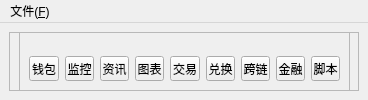
Qt form src/Tengu.ui (to1dev/tengu) before a commit.
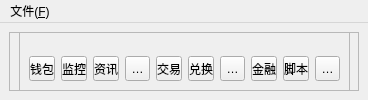
The same form after that commit. Icons and pictures are not drawn.

Commit message: ai button and res

```diff
--- a/src/Tengu.ui
+++ b/src/Tengu.ui
@@ -222,6 +222,26 @@
           </property>
          </widget>
         </item>
+        <item>
+         <widget class="QToolButton" name="ButtonAI">
+          <property name="text">
+           <string>智能</string>
+          </property>
+          <property name="icon">
+           <iconset resource="res/Images.qrc">
+            <normaloff>:/Buttons/ai.svg</normaloff>:/Buttons/ai.svg</iconset>
+          </property>
+          <property name="iconSize">
+           <size>
+            <width>32</width>
+            <height>32</height>
+           </size>
+          </property>
+          <property name="toolButtonStyle">
+           <enum>Qt::ToolButtonTextUnderIcon</enum>
+          </property>
+         </widget>
+        </item>
        </layout>
       </widget>
      </widget>
```
The commit also changes 3 other files.
